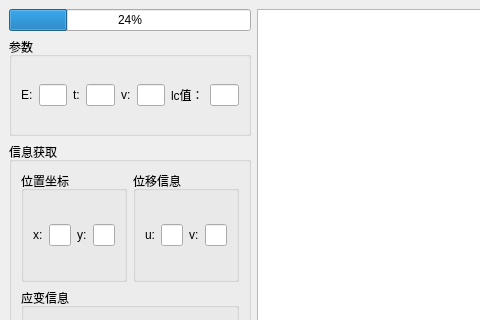
The window that finite-element-cuda-new/MainWindow.ui (epocode/finite-element-cuda-new) describes before a commit, drawn with Qt 5; both pictures show x 0 to 480 and y 0 to 320 of the 729 by 676 pixel window.
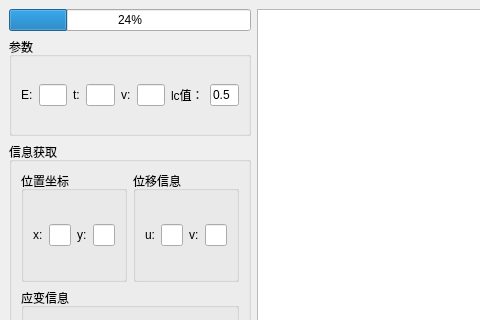
The same window after the commit. Custom widgets are drawn as their Qt base class.

Patch:
```diff
--- a/finite-element-cuda-new/MainWindow.ui
+++ b/finite-element-cuda-new/MainWindow.ui
@@ -88,7 +88,11 @@
         </widget>
        </item>
        <item>
-        <widget class="QLineEdit" name="lcValue"/>
+        <widget class="QLineEdit" name="lcValue">
+         <property name="text">
+          <string>0.5</string>
+         </property>
+        </widget>
        </item>
       </layout>
      </widget>
```
Left out of the diff: 2 changed lines with no effect on the pictures.
